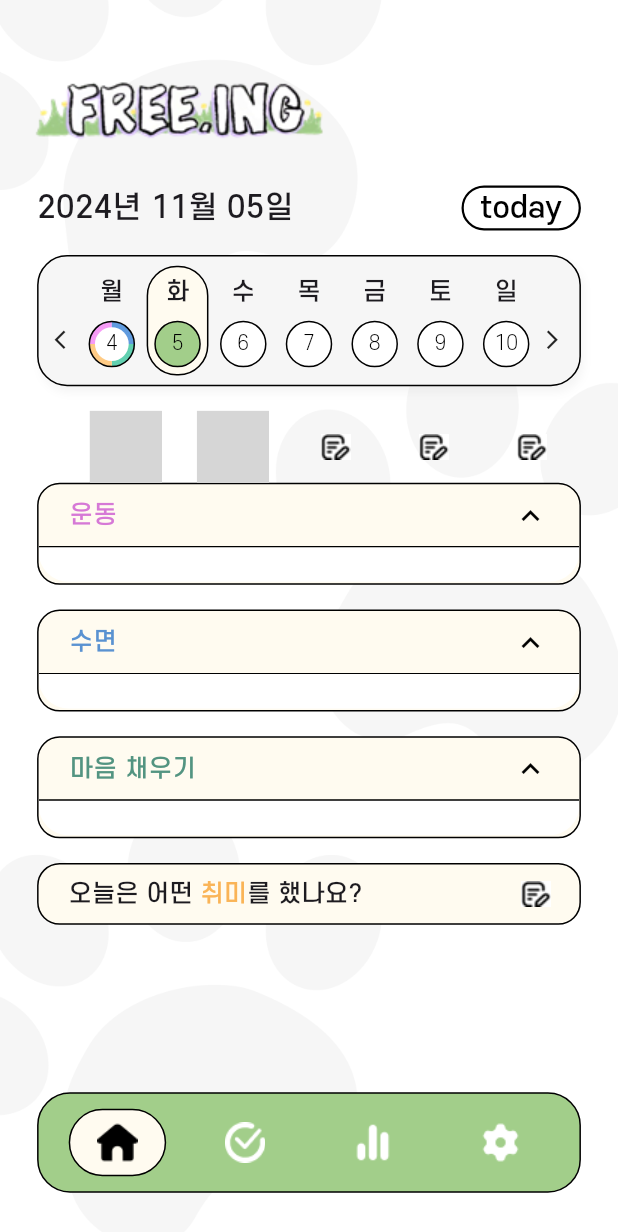
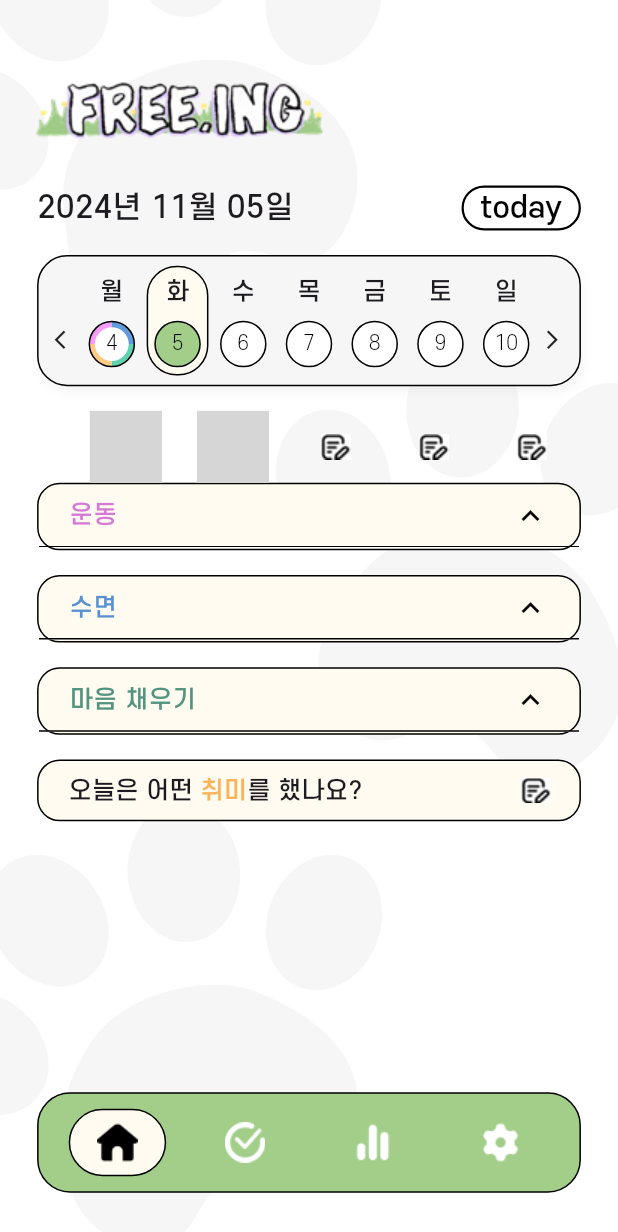
Before and after one commit to Free-ing/Front, a Flutter app: the HomePage screen opened directly, after a tap on the "arrow back ios" icon, on a phone screen of 412 x 824 dp. Shown: the top 1232 px of the screen. Run offline on Flutter 3.47's test engine with Material 3 defaults, Android fonts, the phone set to English and light mode, and no system bars; our stand-ins replace audioplayers, buttons_tabbar, delightful_toast, dio, dotted_border, dropdown_button2 and 7 more; missing offline and left inert: icon_decoration; accounts and stored records are empty; network calls fail; grey boxes are pictures that could not be loaded.

Commit message:
수면 루틴 & 시간 뜸, 리스트가 비어있을때  topborder 제거 전

```diff
--- a/lib/screen/home/home_page.dart
+++ b/lib/screen/home/home_page.dart
@@ -3,6 +3,7 @@ import 'dart:convert';
 import 'package:flutter/material.dart';
 import 'package:freeing/common/component/buttons.dart';
 import 'package:freeing/common/component/circle_widget.dart';
+import 'package:freeing/common/component/custom_circular_progress_indicator.dart';
 import 'package:freeing/common/const/colors.dart';
 import 'package:freeing/common/service/home_api_service.dart';
 import 'package:freeing/model/home/exercise_daily_routine.dart';
@@ -14,7 +15,6 @@ import 'package:freeing/screen/home/dynamic_stretching_bottom_sheet.dart';
 import 'package:freeing/screen/home/hobby_record_bottom_sheet.dart';
 import 'package:freeing/screen/home/meditation_bottom_sheet.dart';
 import 'package:freeing/screen/home/sleep_record_bottom_sheet.dart';
-import 'package:freeing/screen/home/static_stretching_bottom_sheet.dart';
 import 'package:intl/intl.dart';
 import '../../common/component/expansion_tile.dart';
 
@@ -39,6 +39,7 @@ class _HomePageState extends State<HomePage> {
   List<SleepDailyRoutine> _sleepDailyRoutine = [];
   List<ExerciseDailyRoutine> _exerciseDailyRoutine = [];
   List<SpiritDailyRoutine> _spiritDailyRoutine = [];
+  bool isLoading = true;
 
   final dayNames = ['월', '화', '수', '목', '금', '토', '일'];
   int dayOfWeek = 0;
@@ -46,26 +47,38 @@ class _HomePageState extends State<HomePage> {
   // TODO: 운동, 수면, 마음 채우기 루틴 각각 불러오는 서버 요청 하기
   // TODO: 상단 상태바도 각각 다 불러오기
   Future<void> loadInitialData() async {
+    setState(() {
+      isLoading = true;
+    });
     try {
-      await fetchSleepDailyRoutine();
-      await fetchExerciseDailyRoutine();
-      await fetchSpiritDailyRoutine();
+      await Future.wait([
+        fetchSleepDailyRoutine(),
+        fetchExerciseDailyRoutine(),
+        fetchSpiritDailyRoutine(),
+      ]);
     } catch (e) {
       print(e);
+    } finally{
+      setState(() {
+        isLoading = false;
+      });
     }
   }
 
   // TODO: 수면 루틴 불러오기
   Future<void> fetchSleepDailyRoutine() async {
-    try{
-      final response = await homeApiService.getSleepRoutine(dayOfWeek, formattedDateForServer);
+    try {
+      final response = await homeApiService.getSleepRoutine(
+          dayOfWeek, formattedDateForServer);
 
       if (response.statusCode == 200) {
         final jsonData = json.decode(utf8.decode(response.bodyBytes));
 
         if (jsonData is List) {
           setState(() {
-            _sleepDailyRoutine = jsonData.map((data) => SleepDailyRoutine.fromJson(data)).toList();
+            _sleepDailyRoutine = jsonData
+                .map((data) => SleepDailyRoutine.fromJson(data))
+                .toList();
           });
         } else {
           print('수면 루틴 불러오기 - Unexpected JSON format');
@@ -73,23 +86,24 @@ class _HomePageState extends State<HomePage> {
             _sleepDailyRoutine = [];
           });
         }
-      } else if(response.statusCode == 204){
+      } else if (response.statusCode == 204) {
         print('수면 루틴에 아무것도 없음');
         setState(() {
           _sleepDailyRoutine = [];
         });
-      } else{
+      } else {
         throw Exception('Failed to fetch 수면 list ${response.statusCode}');
       }
-    } catch(e){
+    } catch (e) {
       print('Error fetching 수면 routines: $e');
       setState(() {
         _sleepDailyRoutine = [];
       });
     }
   }
-  bool isSleepRoutineActiveOnDay(SleepDailyRoutine routine, int dayOfWeek){
-    switch(dayOfWeek){
+
+  bool isSleepRoutineActiveOnDay(SleepDailyRoutine routine, int dayOfWeek) {
+    switch (dayOfWeek) {
       case 1:
         return routine.monday ?? false;
       case 2:
@@ -108,9 +122,12 @@ class _HomePageState extends State<HomePage> {
         return false;
     }
   }
+
   List<SleepDailyRoutine> getFilteredSleepRoutines() {
     return _sleepDailyRoutine
-        .where((routine) => isSleepRoutineActiveOnDay(routine, dayOfWeek) && (routine.status ?? false))
+        .where((routine) =>
+            isSleepRoutineActiveOnDay(routine, dayOfWeek) &&
+            (routine.status ?? false))
         .toList();
     // final filteredList =  _sleepDailyRoutine
     //     .where((routine) => isRoutineActiveOnDay(routine, dayOfWeek) && (routine.status ?? false))
@@ -122,15 +139,18 @@ class _HomePageState extends State<HomePage> {
 
   // TODO: 운동 루틴 불러오기
   Future<void> fetchExerciseDailyRoutine() async {
-    try{
-      final response = await homeApiService.getExerciseRoutine(formattedDateForServer);
+    try {
+      final response =
+          await homeApiService.getExerciseRoutine(formattedDateForServer);
 
       if (response.statusCode == 200) {
         final jsonData = json.decode(utf8.decode(response.bodyBytes));
 
         if (jsonData is List) {
           setState(() {
-            _exerciseDailyRoutine = jsonData.map((data) => ExerciseDailyRoutine.fromJson(data)).toList();
+            _exerciseDailyRoutine = jsonData
+                .map((data) => ExerciseDailyRoutine.fromJson(data))
+                .toList();
           });
         } else {
           print('운동 루틴 불러오기 - Unexpected JSON format');
@@ -138,23 +158,24 @@ class _HomePageState extends State<HomePage> {
             _exerciseDailyRoutine = [];
           });
         }
-      } else if(response.statusCode == 204){
+      } else if (response.statusCode == 204) {
         print('운동 루틴에 아무것도 없음');
         setState(() {
           _exerciseDailyRoutine = [];
         });
-      } else{
+      } else {
         throw Exception('Failed to fetch 운동 list ${response.statusCode}');
       }
-    } catch(e){
+    } catch (e) {
       print('Error fetching 운동 routines: $e');
       setState(() {
         _exerciseDailyRoutine = [];
       });
     }
   }
-  bool isExerciseRoutineActiveOnDay(ExerciseRoutineDetail routine, int dayOfWeek){
-    switch(dayOfWeek){
+
+  bool isExerciseRoutineActiveOnDay(ExerciseRoutineDetail routine, int dayOfWeek) {
+    switch (dayOfWeek) {
       case 1:
         return routine.monday ?? false;
       case 2:
@@ -173,6 +194,7 @@ class _HomePageState extends State<HomePage> {
         return false;
     }
   }
+
   List<ExerciseRoutineDetail> getAllFilteredExerciseRoutines(int dayOfWeek) {
     List<ExerciseRoutineDetail> allActiveRoutines = [];
 
@@ -180,7 +202,8 @@ class _HomePageState extends State<HomePage> {
       if (routine.result != null) {
         allActiveRoutines.addAll(
           routine.result!.where((detail) {
-            return isExerciseRoutineActiveOnDay(detail, dayOfWeek) && (detail.status ?? false);
+            return isExerciseRoutineActiveOnDay(detail, dayOfWeek) &&
+                (detail.status ?? false);
           }).toList(),
         );
       }
@@ -191,15 +214,18 @@ class _HomePageState extends State<HomePage> {
 
   // TODO: 마음 채우기 루틴 불러오기
   Future<void> fetchSpiritDailyRoutine() async {
-    try{
-      final response = await homeApiService.getSpiritRoutine(formattedDateForServer);
+    try {
+      final response =
+          await homeApiService.getSpiritRoutine(formattedDateForServer);
 
       if (response.statusCode == 200) {
         final jsonData = json.decode(utf8.decode(response.bodyBytes));
 
         if (jsonData is List) {
           setState(() {
-            _spiritDailyRoutine = jsonData.map((data) => SpiritDailyRoutine.fromJson(data)).toList();
+            _spiritDailyRoutine = jsonData
+                .map((data) => SpiritDailyRoutine.fromJson(data))
+                .toList();
           });
         } else {
           print('마음 채우기 불러오기 - Unexpected JSON format');
@@ -207,23 +233,24 @@ class _HomePageState extends State<HomePage> {
             _spiritDailyRoutine = [];
           });
         }
-      } else if(response.statusCode == 204){
+      } else if (response.statusCode == 204) {
         print('마음 채우기 루틴에 아무것도 없음');
         setState(() {
           _spiritDailyRoutine = [];
         });
-      } else{
+      } else {
         throw Exception('Failed to fetch 마음 채우기 list ${response.statusCode}');
       }
-    } catch(e){
+    } catch (e) {
       print('Error fetching 마음 채우기 routines: $e');
       setState(() {
         _sleepDailyRoutine = [];
       });
     }
   }
-  bool isSpiritRoutineActiveOnDay(SpiritRoutineDetail routine, int dayOfWeek){
-    switch(dayOfWeek){
+
+  bool isSpiritRoutineActiveOnDay(SpiritRoutineDetail routine, int dayOfWeek) {
+    switch (dayOfWeek) {
       case 1:
         return routine.monday ?? false;
       case 2:
@@ -242,6 +269,7 @@ class _HomePageState extends State<HomePage> {
         return false;
     }
   }
+
   List<SpiritRoutineDetail> getAllFilteredSpiritRoutines(int dayOfWeek) {
     List<SpiritRoutineDetail> allActiveRoutines = [];
 
@@ -249,7 +277,8 @@ class _HomePageState extends State<HomePage> {
       if (routine.result != null) {
         allActiveRoutines.addAll(
           routine.result!.where((detail) {
-            return isSpiritRoutineActiveOnDay(detail, dayOfWeek) && (detail.status ?? false);
+            return isSpiritRoutineActiveOnDay(detail, dayOfWeek) &&
+                (detail.status ?? false);
           }).toList(),
         );
       }
@@ -259,7 +288,6 @@ class _HomePageState extends State<HomePage> {
   }
 
   // TODO: 상단 상태바도 각각 다 불러오기
-
 
   @override
   void initState() {
@@ -336,7 +364,8 @@ class _HomePageState extends State<HomePage> {
                   mainAxisAlignment: MainAxisAlignment.spaceBetween,
                   children: [
                     Text(formattedDate,
-                        style: const TextStyle(fontWeight: FontWeight.w500, fontSize: 20)),
+                        style: const TextStyle(
+                            fontWeight: FontWeight.w500, fontSize: 20)),
                     SizedBox(
                       width: 79.60,
                       height: 30,
@@ -419,13 +448,10 @@ class _HomePageState extends State<HomePage> {
                                   DateFormat('EEE', 'ko').format(selectedDate);
                             });
                           },
-                          child: Padding(
+                          child: const Padding(
                             padding:
-                                const EdgeInsets.only(left: 8.0, top: 25.0),
-                            child: Icon(
-                              Icons.arrow_back_ios,
-                              size: 15,
-                            ),
+                                EdgeInsets.only(left: 8.0, top: 25.0),
+                            child: Icon(Icons.arrow_back_ios, size: 15),
                           ),
                         ),
                         // Week Days
@@ -437,7 +463,9 @@ class _HomePageState extends State<HomePage> {
                                 selectedDate = dates[index];
                                 formattedDate = DateFormat('yyyy년 MM월 dd일')
                                     .format(selectedDate);
-                                formattedDateForServer = DateFormat('yyyy-MM-dd').format(selectedDate);
+                                formattedDateForServer =
+                                    DateFormat('yyyy-MM-dd')
+                                        .format(selectedDate);
                                 todayDayName = DateFormat('EEE', 'ko')
                                     .format(selectedDate);
                                 dayOfWeek = selectedDate.weekday;
@@ -521,13 +549,19 @@ class _HomePageState extends State<HomePage> {
                     child: Column(
                       children: [
                         HomeExpansionTileBox(
-                            text: '운동', exerciseDailyRoutines: getAllFilteredExerciseRoutines(dayOfWeek)),
+                            text: '운동',
+                            exerciseDailyRoutines:
+                                getAllFilteredExerciseRoutines(dayOfWeek)),
                         verticalSpace,
                         HomeExpansionTileBox(
-                            text: '수면', sleepDailyRoutines: getFilteredSleepRoutines()),
+                            text: '수면',
+                            sleepDailyRoutines: getFilteredSleepRoutines()),
                         verticalSpace,
                         HomeExpansionTileBox(
-                            text: '마음 채우기', spiritDailyRoutines: getAllFilteredSpiritRoutines(dayOfWeek),),
+                          text: '마음 채우기',
+                          spiritDailyRoutines:
+                              getAllFilteredSpiritRoutines(dayOfWeek),
+                        ),
                         verticalSpace,
                         Container(
                           width: screenWidth * 0.9,
```
Also changed, not shown: lib/common/component/expansion_tile.dart (+118 -39 lines).
